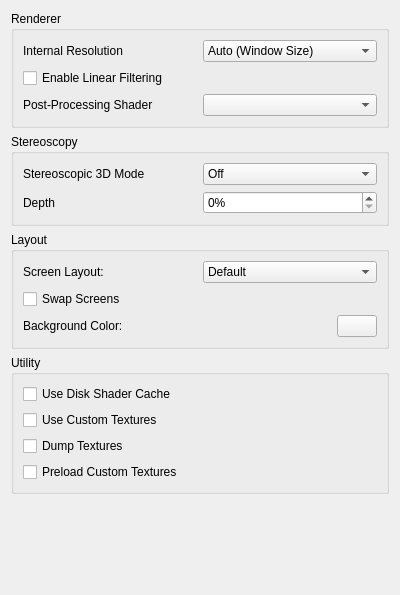
Qt form src/citra_qt/configuration/configure_enhancements.ui (ghostallen/citra) before a commit.
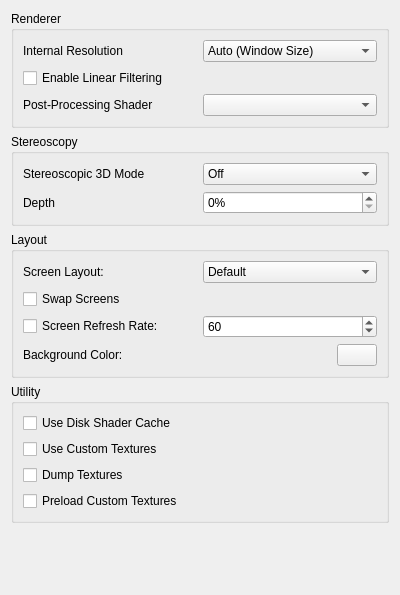
The same form after that commit.

Commit message: vvanelslande's screen refresh rate setting

The edit to the form file:
```diff
--- a/src/citra_qt/configuration/configure_enhancements.ui
+++ b/src/citra_qt/configuration/configure_enhancements.ui
@@ -239,6 +239,30 @@
         </property>
        </widget>
       </item>
+      <item>
+       <layout class="QHBoxLayout" name="horizontalLayout_9">
+        <item>
+         <widget class="QCheckBox" name="custom_refresh_rate">
+          <property name="text">
+           <string>Screen Refresh Rate:</string>
+          </property>
+         </widget>
+        </item>
+        <item>
+         <widget class="QSpinBox" name="screen_refresh_rate">
+          <property name="minimum">
+           <number>1</number>
+          </property>
+          <property name="maximum">
+           <number>999</number>
+          </property>
+          <property name="value">
+           <number>60</number>
+          </property>
+         </widget>
+        </item>
+       </layout>
+      </item>
       <item>
        <layout class="QHBoxLayout" name="horizontalLayout_6">
         <item>
```
The commit also changes 4 other files.
